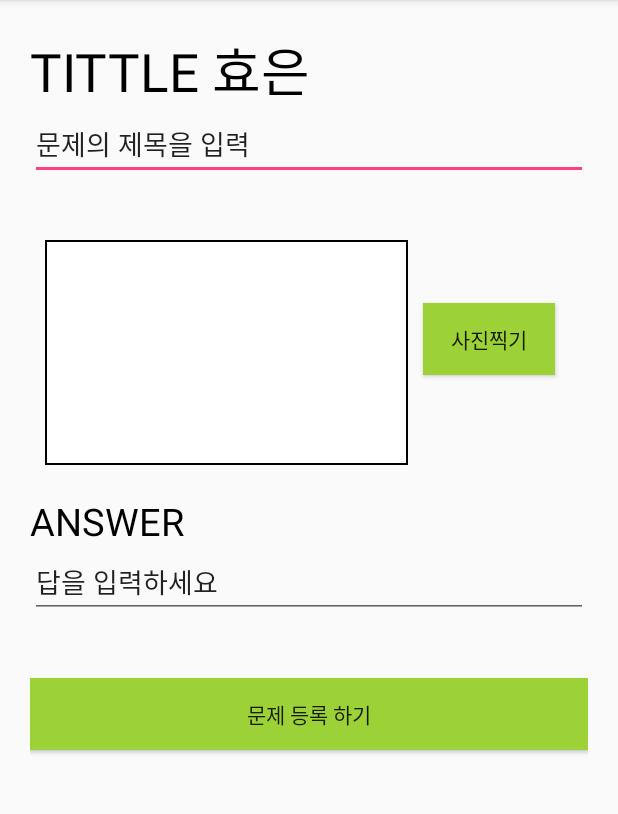
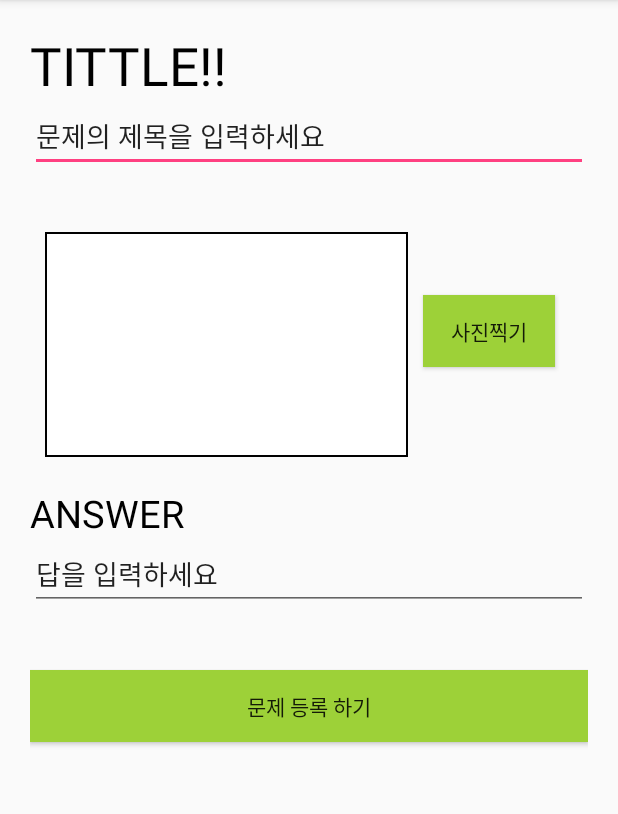
Before and after one commit to junseyeon/TestManager, an Android app: the screen it shows after launch (MainActivity), on a phone screen of 412 x 824 dp, the part 84-898 px from its top. Run offline under Robolectric (Android 15) with nearby library versions, the phone set to English and light mode, and no system bars.

Commit message:
Update activity_main.xml

```diff
--- a/app/src/main/res/layout/activity_main.xml
+++ b/app/src/main/res/layout/activity_main.xml
@@ -13,7 +13,7 @@
     <TextView
         android:layout_width="wrap_content"
         android:layout_height="wrap_content"
-        android:text="TITTLE 효은"
+        android:text="TITTLE!!"
         android:textColor="#000000"
         android:textSize="35sp" />
 
@@ -21,7 +21,7 @@
         android:id="@+id/EditTest_title"
         android:layout_width="match_parent"
         android:layout_height="wrap_content"
-        android:text="문제의 제목을 입력 " />
+        android:text="문제의 제목을 입력하세요 " />
 
     <LinearLayout
         android:layout_marginTop="30dp"
@@ -42,6 +42,7 @@
             />
 
         <Button
+            android:id="@+id/btn_camera"
             android:text="사진찍기"
             android:background="#9dd138"
             android:layout_width="wrap_content"
```
